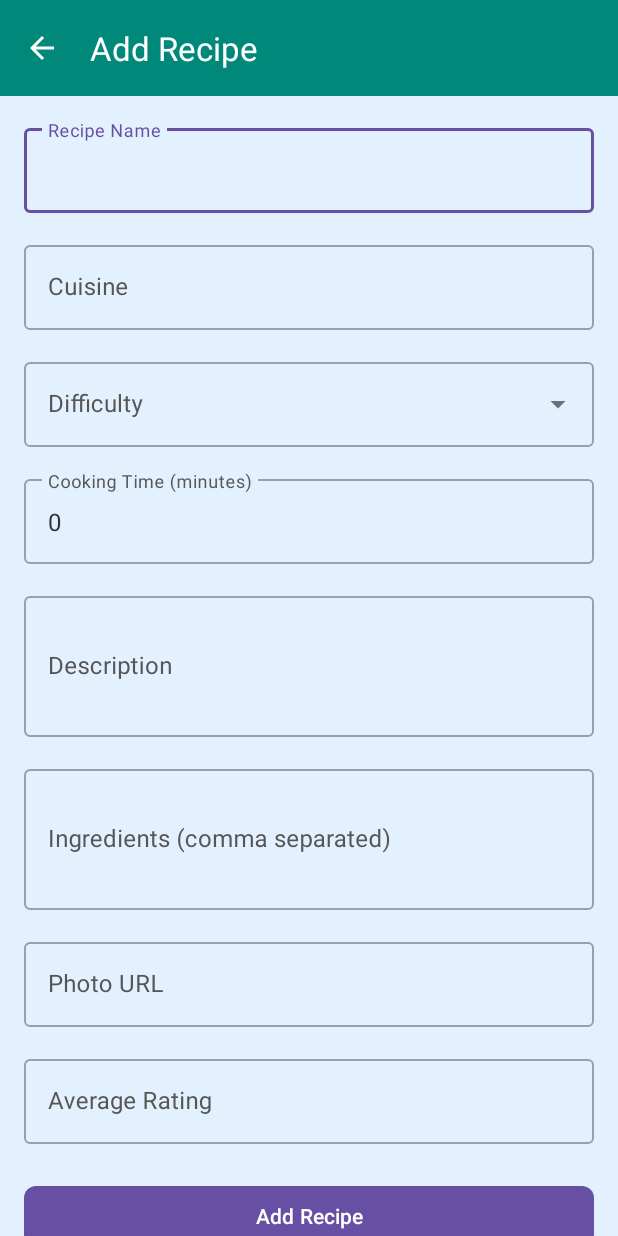
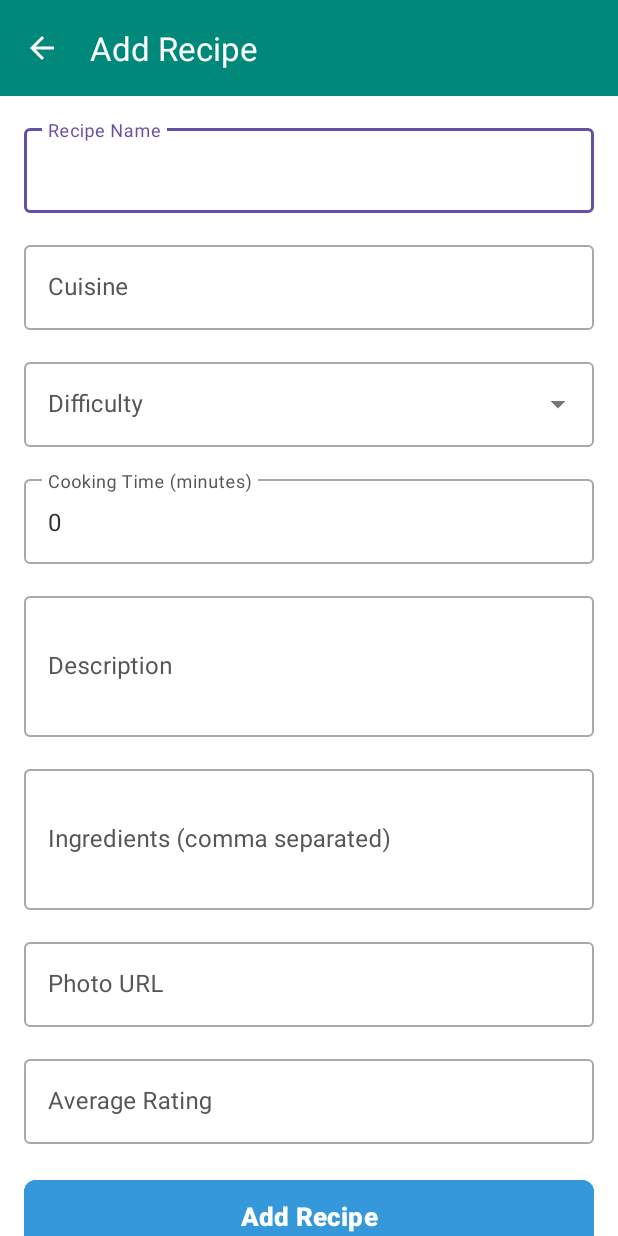
Before and after one commit to SimantDhakalGeorgian/Mobile-APIs-and-Frameworks, an Android app: the AddUpdateRecipeActivity screen opened directly, with no data from a screen before it, on a phone screen of 412 x 824 dp. Run offline under Robolectric (Android 15) with nearby library versions, the light colour scheme and no system bars.

Commit message:
removed the color issue for MaterialButton by removing with pallate

```diff
--- a/Assignment 4 Mobile App Secure API/app/src/main/res/layout/activity_add_update_recipe.xml
+++ b/Assignment 4 Mobile App Secure API/app/src/main/res/layout/activity_add_update_recipe.xml
@@ -4,7 +4,7 @@
     xmlns:app="http://schemas.android.com/apk/res-auto"
     android:layout_width="match_parent"
     android:layout_height="match_parent"
-    android:background="@color/backgroundColor">
+    android:background="@color/white">
 
     <com.google.android.material.appbar.AppBarLayout
         android:layout_width="match_parent"
@@ -224,12 +224,15 @@
             <!-- Save Button -->
             <com.google.android.material.button.MaterialButton
                 android:id="@+id/btnSaveRecipe"
-                android:layout_width="0dp"
-                android:layout_height="wrap_content"
-                android:layout_marginTop="24dp"
-                android:text="Save Recipe"
-                android:textColor="@android:color/white"
+                android:layout_width="match_parent"
+                android:layout_height="56dp"
+                android:text=""
+                android:textSize="17sp"
+                android:textColor="@color/white"
+                android:textStyle="bold"
+                android:layout_marginTop="20sp"
                 app:cornerRadius="8dp"
+                android:backgroundTint="#3498DB"
                 app:layout_constraintEnd_toEndOf="parent"
                 app:layout_constraintStart_toStartOf="parent"
                 app:layout_constraintTop_toBottomOf="@id/tilAverageRating" />
--- a/Assignment 4 Mobile App Secure API/app/src/main/res/layout/item_recipe.xml
+++ b/Assignment 4 Mobile App Secure API/app/src/main/res/layout/item_recipe.xml
@@ -13,6 +13,7 @@
     <LinearLayout
         android:layout_width="match_parent"
         android:layout_height="wrap_content"
+        android:background="@color/white"
         android:orientation="horizontal">
 
         <ImageView
@@ -23,7 +24,7 @@
 
         <LinearLayout
             android:layout_width="match_parent"
-            android:layout_height="120dp"
+            android:layout_height="110dp"
             android:orientation="vertical"
             android:background="@color/white"
             android:padding="16dp">
```
